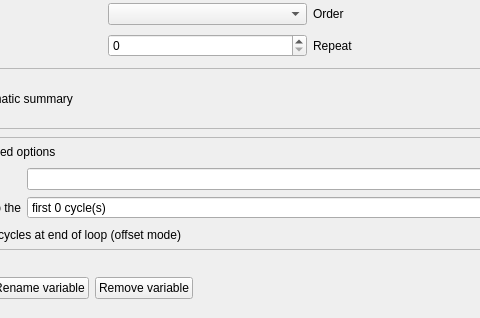
Old version of the form resources/ui/loop_widget.ui in the repository open-cogsci/OpenSesame; both pictures show x 96 to 576 and y 0 to 318 of the 811 by 318 pixel window.
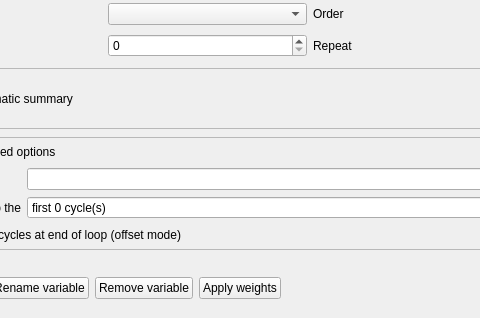
New version of the form.

Commit message: Add 'Apply weights' button to loop item

Diff of the .ui file:
```diff
--- a/resources/ui/loop_widget.ui
+++ b/resources/ui/loop_widget.ui
@@ -65,6 +65,13 @@
         </property>
        </widget>
       </item>
+      <item>
+       <widget class="QPushButton" name="button_apply_weights">
+        <property name="text">
+         <string>Apply weights</string>
+        </property>
+       </widget>
+      </item>
       <item>
        <spacer name="spacer_buttons">
         <property name="orientation">
```
The commit also changes 4 other files.
